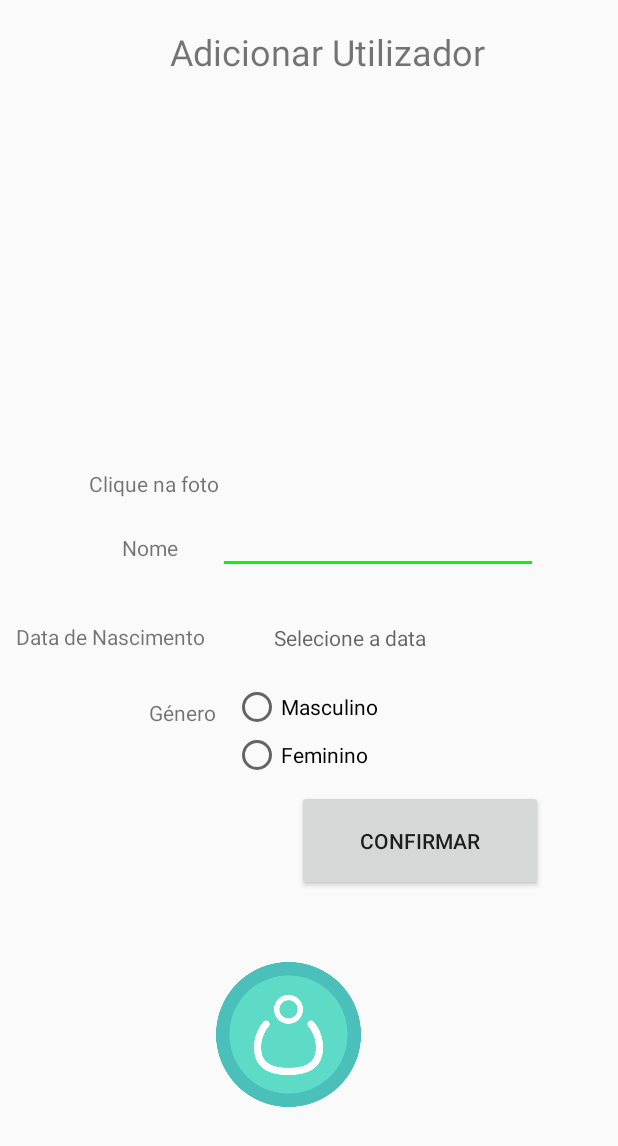
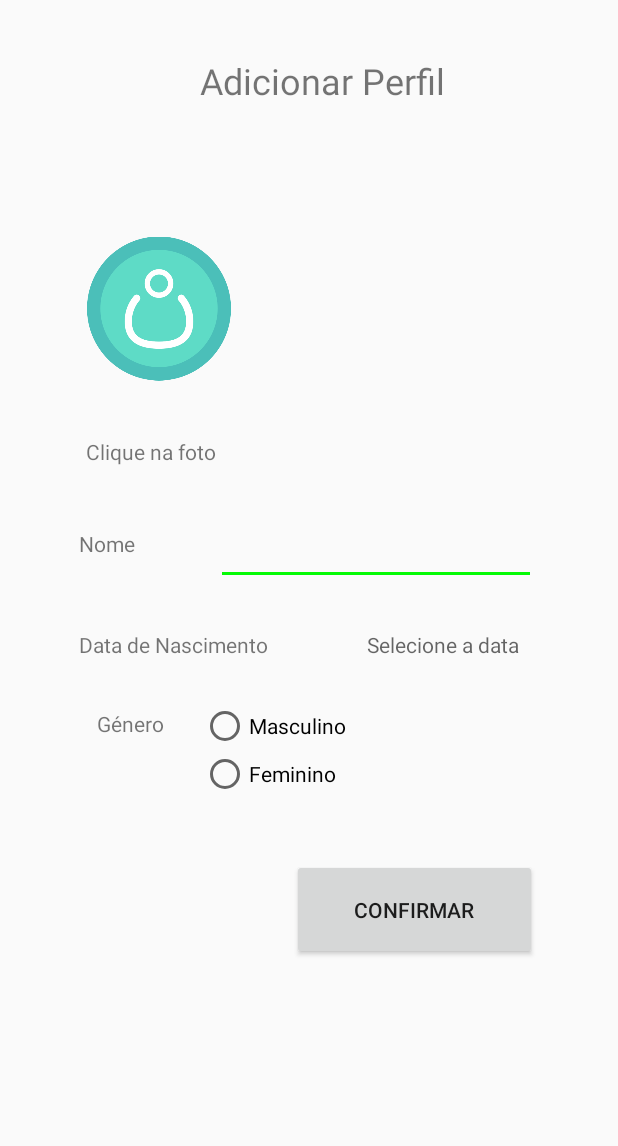
Before and after one commit to mascorreia/AndroidStudio-java-app_ParentalApp_Kiddo, an Android app: the AdicionarPerfilActivity screen opened directly, with no data from a screen before it, on a phone screen of 412 x 824 dp. Shown: the top 1146 px of the screen. Run offline under Robolectric (Android 15) with nearby library versions, the phone set to English and light mode, and no system bars.

Commit message:
perfil layout estáveis

```diff
--- a/app/src/main/java/com/dam/kiddo/GestaoUtilizadoresActivity.java
+++ b/app/src/main/java/com/dam/kiddo/GestaoUtilizadoresActivity.java
@@ -28,7 +28,7 @@ public class GestaoUtilizadoresActivity extends AppCompatActivity {
 
     public void addUser(View view){
 
-        Intent intent2 = new Intent(getApplicationContext(), AdicionarPerfilActivity.class);//REMOVER DEPOIS DE IMPLEMENTAR LAUNCHER
+        Intent intent2 = new Intent(getApplicationContext(), DefinitionsActivity.class);//REMOVER DEPOIS DE IMPLEMENTAR LAUNCHER
         startActivity(intent2);//REMOVER DEPOIS DE IMPLEMENTAR LAUNCHER
 
     }
--- a/app/src/main/java/com/dam/kiddo/PinActivity.java
+++ b/app/src/main/java/com/dam/kiddo/PinActivity.java
@@ -46,7 +46,7 @@ public class PinActivity extends AppCompatActivity {
                 public void onCodeInputSuccessful() {
                     Toast.makeText(PinActivity.this, getString(R.string.code_success_welcome), Toast.LENGTH_SHORT).show();
                     showMainFragment();
-                    Intent intent2 = new Intent(getApplicationContext(), MapsActivity.class);//NO FINAL COLOCAR ACTIVITY GESTAO DE UTILIZADORES
+                    Intent intent2 = new Intent(getApplicationContext(), DefinitionsActivity.class);//NO FINAL COLOCAR ACTIVITY GESTAO DE UTILIZADORES
                     startActivity(intent2);//NO FINAL COLOCAR ACTIVITY GESTAO DE UTILIZADORES
                 }
 
@@ -54,7 +54,7 @@ public class PinActivity extends AppCompatActivity {
                 public void onFingerprintSuccessful() {
                     Toast.makeText(PinActivity.this, getString(R.string.fingerprint_welcome), Toast.LENGTH_SHORT).show();
                     showMainFragment();
-                    Intent intent2 = new Intent(getApplicationContext(), GestaoUtilizadoresActivity.class); //NO FINAL COLOCAR ACTIVITY GESTAO DE UTILIZADORES
+                    Intent intent2 = new Intent(getApplicationContext(), DefinitionsActivity.class); //NO FINAL COLOCAR ACTIVITY GESTAO DE UTILIZADORES
                    startActivity(intent2);//NO FINAL COLOCAR ACTIVITY GESTAO DE UTILIZADORES
                 }
 
--- a/app/src/main/res/layout/activity_adicionar_perfil.xml
+++ b/app/src/main/res/layout/activity_adicionar_perfil.xml
@@ -1,19 +1,48 @@
 <?xml version="1.0" encoding="utf-8"?>
-<RelativeLayout xmlns:android="http://schemas.android.com/apk/res/android"
+<androidx.constraintlayout.widget.ConstraintLayout xmlns:android="http://schemas.android.com/apk/res/android"
     xmlns:app="http://schemas.android.com/apk/res-auto"
     xmlns:tools="http://schemas.android.com/tools"
-    android:orientation="vertical" android:layout_width="match_parent"
-    android:layout_height="match_parent">
+    android:orientation="vertical"
+    android:layout_width="fill_parent"
+    android:layout_height="fill_parent"
+    android:paddingLeft="16dp"
+    android:paddingRight="16dp" >
+
+
+    <ImageView
+        android:id="@+id/avatar"
+        android:layout_width="96dp"
+        android:layout_height="122dp"
+        android:layout_alignParentStart="true"
+        android:layout_alignParentEnd="true"
+        android:layout_alignParentBottom="true"
+        android:bottomLeftRadius="10dp"
+        android:bottomRightRadius="10dp"
+        android:clickable="true"
+        android:focusable="auto"
+        android:topLeftRadius="10dp"
+        android:topRightRadius="10dp"
+        app:layout_constraintBottom_toBottomOf="parent"
+        app:layout_constraintEnd_toEndOf="parent"
+        app:layout_constraintHorizontal_bias="0.149"
+        app:layout_constraintStart_toStartOf="parent"
+        app:layout_constraintTop_toTopOf="parent"
+        app:layout_constraintVertical_bias="0.206"
+        app:srcCompat="@drawable/avatar" />
 
     <TextView
-        android:id="@+id/textView4"
+        android:id="@+id/txtClique"
         android:layout_width="wrap_content"
         android:layout_height="wrap_content"
         android:layout_alignParentEnd="true"
         android:layout_alignParentBottom="true"
-        android:layout_marginEnd="266dp"
-        android:layout_marginBottom="492dp"
-        android:text="Clique na foto" />
+        android:text="Clique na foto"
+        app:layout_constraintBottom_toBottomOf="parent"
+        app:layout_constraintEnd_toEndOf="parent"
+        app:layout_constraintHorizontal_bias="0.142"
+        app:layout_constraintStart_toStartOf="parent"
+        app:layout_constraintTop_toTopOf="parent"
+        app:layout_constraintVertical_bias="0.362" />
 
     <TextView
         android:id="@+id/textView5"
@@ -21,9 +50,13 @@
         android:layout_height="wrap_content"
         android:layout_alignParentEnd="true"
         android:layout_alignParentBottom="true"
-        android:layout_marginEnd="293dp"
-        android:layout_marginBottom="449dp"
-        android:text="Nome" />
+        android:text="Nome"
+        app:layout_constraintBottom_toBottomOf="parent"
+        app:layout_constraintEnd_toEndOf="parent"
+        app:layout_constraintHorizontal_bias="0.107"
+        app:layout_constraintStart_toStartOf="parent"
+        app:layout_constraintTop_toTopOf="parent"
+        app:layout_constraintVertical_bias="0.438" />
 
     <EditText
         android:id="@+id/txtNome"
@@ -31,11 +64,15 @@
         android:layout_height="wrap_content"
         android:layout_alignParentEnd="true"
         android:layout_alignParentBottom="true"
-        android:layout_marginEnd="53dp"
-        android:layout_marginBottom="441dp"
         android:ems="10"
         android:inputType="textPersonName"
-        android:text="Name" />
+        android:text="Name"
+        app:layout_constraintBottom_toBottomOf="parent"
+        app:layout_constraintEnd_toEndOf="parent"
+        app:layout_constraintHorizontal_bias="0.767"
+        app:layout_constraintStart_toStartOf="parent"
+        app:layout_constraintTop_toTopOf="parent"
+        app:layout_constraintVertical_bias="0.443" />
 
     <TextView
         android:id="@+id/textView6"
@@ -43,9 +80,13 @@
         android:layout_height="wrap_content"
         android:layout_alignParentEnd="true"
         android:layout_alignParentBottom="true"
-        android:layout_marginEnd="249dp"
-        android:layout_marginBottom="390dp"
-        android:text="Data de Nascimento" />
+        android:text="Data de Nascimento"
+        app:layout_constraintBottom_toBottomOf="parent"
+        app:layout_constraintEnd_toEndOf="parent"
+        app:layout_constraintHorizontal_bias="0.162"
+        app:layout_constraintStart_toStartOf="parent"
+        app:layout_constraintTop_toTopOf="parent"
+        app:layout_constraintVertical_bias="0.522" />
 
     <TextView
         android:id="@+id/txtDataNasc"
@@ -53,56 +94,30 @@
         android:layout_height="wrap_content"
         android:layout_alignParentEnd="true"
         android:layout_alignParentBottom="true"
-        android:layout_marginEnd="128dp"
-        android:layout_marginBottom="389dp"
-        android:hint="Selecione a data" />
-
-    <Button
-        android:id="@+id/btAdd"
-        android:layout_width="163dp"
-        android:layout_height="67dp"
-        android:layout_alignParentStart="true"
-        android:layout_alignParentEnd="true"
-        android:layout_alignParentBottom="true"
-        android:layout_marginStart="198dp"
-        android:layout_marginEnd="50dp"
-        android:layout_marginBottom="230dp"
-        android:text="Confirmar" />
-
-    <TextView
-        android:id="@+id/textView7"
-        android:layout_width="wrap_content"
-        android:layout_height="wrap_content"
-        android:layout_alignParentEnd="true"
-        android:layout_alignParentBottom="true"
-        android:layout_marginEnd="268dp"
-        android:layout_marginBottom="339dp"
-        android:text="Género" />
+        android:hint="Selecione a data"
+        app:layout_constraintBottom_toBottomOf="parent"
+        app:layout_constraintEnd_toEndOf="parent"
+        app:layout_constraintHorizontal_bias="0.82"
+        app:layout_constraintStart_toStartOf="parent"
+        app:layout_constraintTop_toTopOf="parent"
+        app:layout_constraintVertical_bias="0.522" />
 
     <RadioGroup
 
         android:id="@+id/a"
-
-        android:layout_width="174dp"
-
-        android:layout_height="101dp"
-
+        android:layout_width="119dp"
+        android:layout_height="81dp"
         android:layout_alignParentStart="true"
-
         android:layout_alignParentEnd="true"
-
         android:layout_alignParentBottom="true"
-
-        android:layout_marginStart="155dp"
-
-        android:layout_marginEnd="82dp"
-
-        android:layout_marginBottom="267dp"
-
         android:onClick="onRGClick"
-
-        android:orientation="vertical">
-
+        android:orientation="vertical"
+        app:layout_constraintBottom_toBottomOf="parent"
+        app:layout_constraintEnd_toEndOf="parent"
+        app:layout_constraintHorizontal_bias="0.452"
+        app:layout_constraintStart_toStartOf="parent"
+        app:layout_constraintTop_toTopOf="parent"
+        app:layout_constraintVertical_bias="0.63">
 
         <RadioButton
             android:id="@+id/a1"
@@ -119,40 +134,47 @@
 
     </RadioGroup>
 
-    <TextView
-        android:id="@+id/textView8"
-        android:layout_width="217dp"
-        android:layout_height="49dp"
-        android:layout_alignParentStart="true"
-        android:layout_alignParentTop="true"
-        android:layout_alignParentEnd="true"
-        android:layout_marginStart="113dp"
-        android:layout_marginTop="18dp"
-        android:layout_marginEnd="80dp"
-        android:text="Adicionar Utilizador"
-        android:textSize="24sp" />
-
-    <ImageView
-        android:id="@+id/avatar"
-        android:layout_width="96dp"
-        android:layout_height="122dp"
+    <Button
+        android:id="@+id/btAdd"
+        android:layout_width="163dp"
+        android:layout_height="67dp"
         android:layout_alignParentStart="true"
         android:layout_alignParentEnd="true"
         android:layout_alignParentBottom="true"
-        android:layout_marginStart="144dp"
-        android:layout_marginEnd="171dp"
-        android:layout_marginBottom="73dp"
-        android:bottomLeftRadius="10dp"
-        android:bottomRightRadius="10dp"
-        android:clickable="true"
-        android:focusable="auto"
-        android:topLeftRadius="10dp"
-        android:topRightRadius="10dp"
+        android:text="Confirmar"
+        app:layout_constraintBottom_toBottomOf="parent"
         app:layout_constraintEnd_toEndOf="parent"
-        app:layout_constraintHorizontal_bias="0.09"
+        app:layout_constraintHorizontal_bias="0.826"
         app:layout_constraintStart_toStartOf="parent"
-        app:layout_constraintTop_toBottomOf="@+id/textView"
-        app:srcCompat="@drawable/adic_user" />
+        app:layout_constraintTop_toTopOf="parent"
+        app:layout_constraintVertical_bias="0.757" />
+
+    <TextView
+        android:id="@+id/textView7"
+        android:layout_width="wrap_content"
+        android:layout_height="wrap_content"
+        android:layout_alignParentEnd="true"
+        android:layout_alignParentBottom="true"
+        android:text="Género"
+        app:layout_constraintBottom_toBottomOf="parent"
+        app:layout_constraintEnd_toEndOf="parent"
+        app:layout_constraintHorizontal_bias="0.145"
+        app:layout_constraintStart_toStartOf="parent"
+        app:layout_constraintTop_toTopOf="parent"
+        app:layout_constraintVertical_bias="0.587" />
+
+    <TextView
+        android:id="@+id/textView4"
+        android:layout_width="wrap_content"
+        android:layout_height="wrap_content"
+        android:text="Adicionar Perfil"
+        android:textSize="24sp"
+        app:layout_constraintBottom_toBottomOf="parent"
+        app:layout_constraintEnd_toEndOf="parent"
+        app:layout_constraintHorizontal_bias="0.54"
+        app:layout_constraintStart_toStartOf="parent"
+        app:layout_constraintTop_toTopOf="parent"
+        app:layout_constraintVertical_bias="0.047" />
 
 
-</RelativeLayout>
+</androidx.constraintlayout.widget.ConstraintLayout>
```
Also changed, not shown: app/src/main/java/com/dam/kiddo/AdicionarPerfilActivity.java (+24 -0 lines), app/src/main/res/layout/activity_gestao_perfil.xml (+59 -99 lines).
